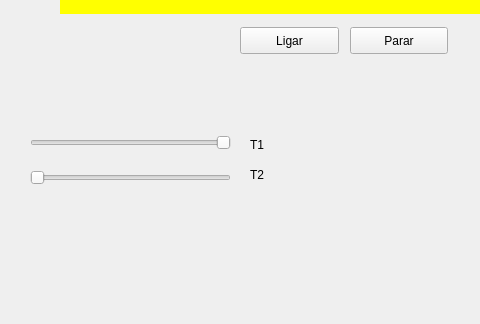
Before: the Qt Designer form mainwindow.ui in rodrigofnobrega/projeto_trem_so, drawn with Qt 5; both pictures show x 0 to 480 and y 170 to 494 of the 805 by 494 pixel window.
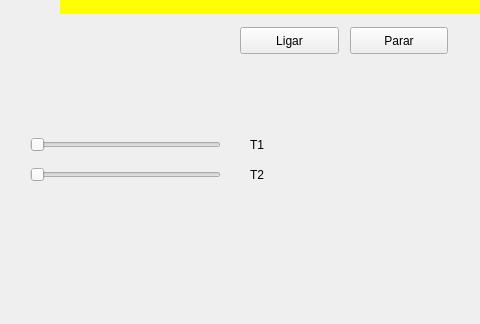
After: the same form once the commit is applied.

Commit message: feat: Fazer slider do trem 2 funcionar

```diff
--- a/mainwindow.ui
+++ b/mainwindow.ui
@@ -184,44 +184,13 @@
      <string>T2</string>
     </property>
    </widget>
-   <widget class="QSlider" name="slider_trem_1">
-    <property name="geometry">
-     <rect>
-      <x>30</x>
-      <y>285</y>
-      <width>201</width>
-      <height>21</height>
-     </rect>
-    </property>
-    <property name="minimumSize">
-     <size>
-      <width>201</width>
-      <height>21</height>
-     </size>
-    </property>
-    <property name="mouseTracking">
-     <bool>true</bool>
-    </property>
-    <property name="tabletTracking">
-     <bool>true</bool>
-    </property>
-    <property name="layoutDirection">
-     <enum>Qt::RightToLeft</enum>
-    </property>
-    <property name="autoFillBackground">
-     <bool>true</bool>
-    </property>
-    <property name="orientation">
-     <enum>Qt::Horizontal</enum>
-    </property>
-   </widget>
    <widget class="QSlider" name="slider_trem_2">
     <property name="geometry">
      <rect>
       <x>30</x>
       <y>320</y>
-      <width>201</width>
-      <height>21</height>
+      <width>191</width>
+      <height>16</height>
      </rect>
     </property>
     <property name="orientation">
@@ -254,6 +223,19 @@
      <string>T2</string>
     </property>
    </widget>
+   <widget class="QSlider" name="slider_trem_1">
+    <property name="geometry">
+     <rect>
+      <x>30</x>
+      <y>290</y>
+      <width>191</width>
+      <height>16</height>
+     </rect>
+    </property>
+    <property name="orientation">
+     <enum>Qt::Horizontal</enum>
+    </property>
+   </widget>
    <zorder>label_trilho1</zorder>
    <zorder>label_trilho2</zorder>
    <zorder>label_trilho3</zorder>
```
Left out of the diff: 2 changed lines with no effect on the pictures. The commit also changes 7 other files.
